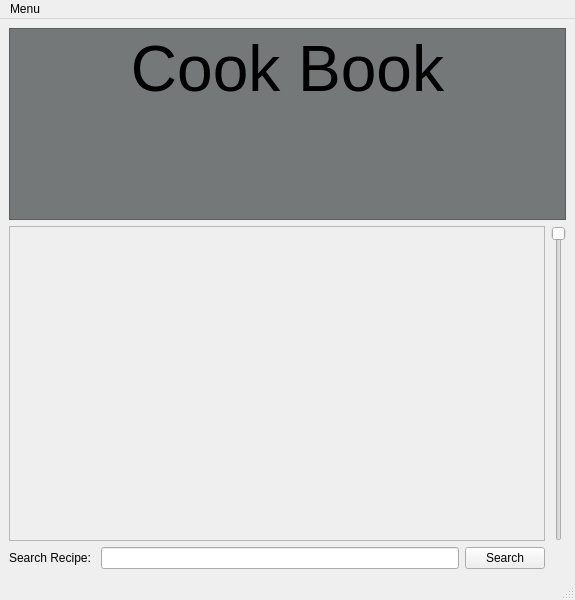
This is mainwindow.ui in CraigPhayer/CS4076-Qt-project as Qt 5 draws it before an edit. The edited form follows.
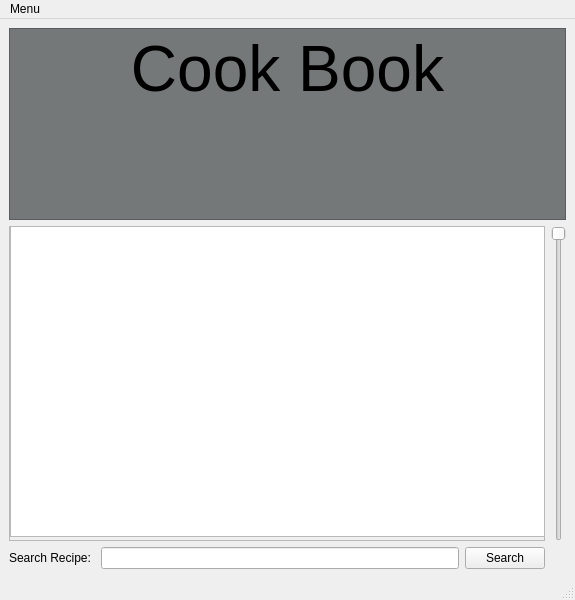
This is the edited form.

What changed in the file:
```diff
--- a/mainwindow.ui
+++ b/mainwindow.ui
@@ -92,10 +92,20 @@
         <rect>
          <x>0</x>
          <y>0</y>
-         <width>526</width>
-         <height>291</height>
+         <width>534</width>
+         <height>309</height>
         </rect>
        </property>
+       <widget class="QTextEdit" name="textEdit">
+        <property name="geometry">
+         <rect>
+          <x>0</x>
+          <y>-1</y>
+          <width>541</width>
+          <height>311</height>
+         </rect>
+        </property>
+       </widget>
       </widget>
      </widget>
     </item>
```
Left out of the diff: 2 changed lines with no effect on the pictures.
